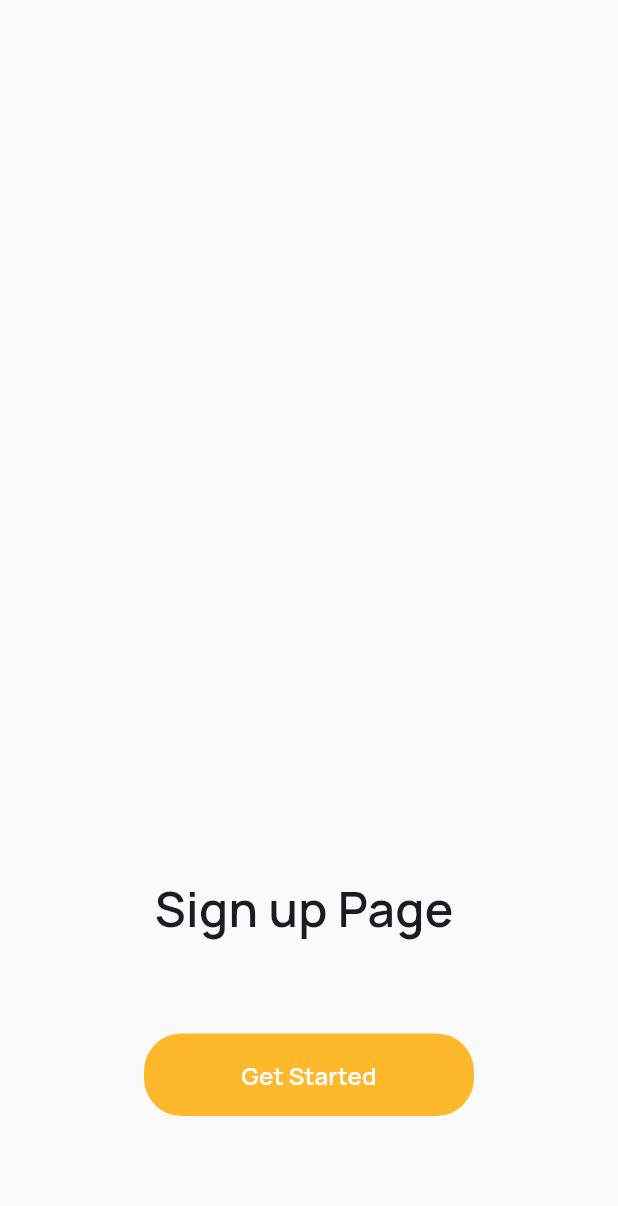
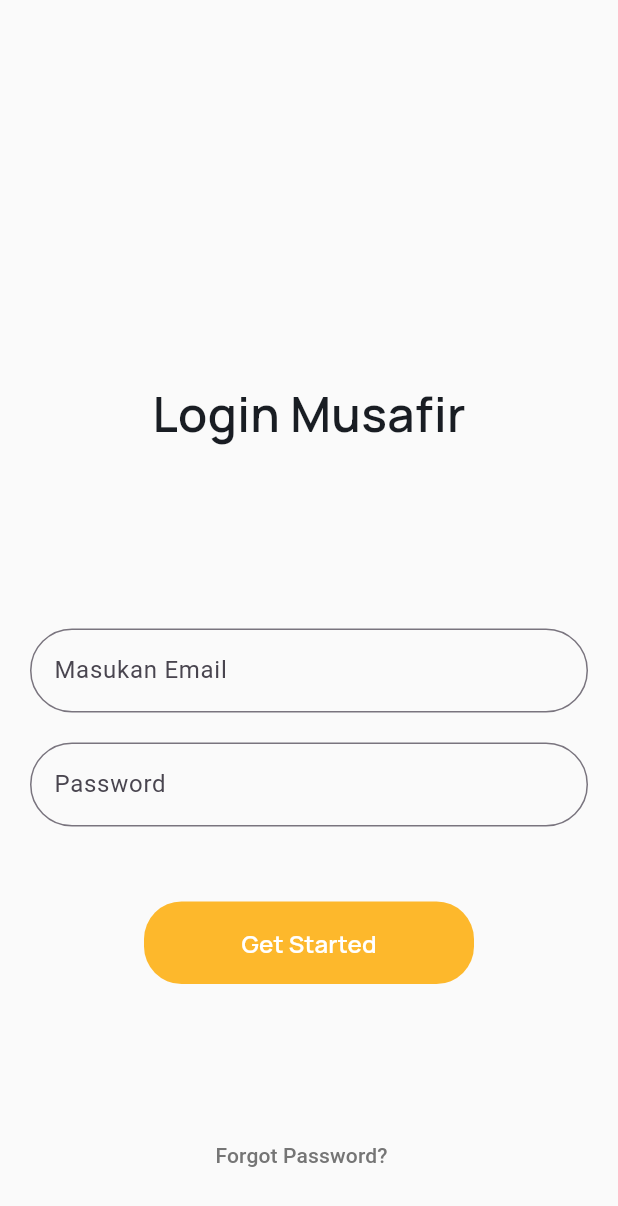
Before and after one commit to sayagaffy/musafir, a Flutter app: the screen it shows after launch, after a tap on "Sign up", on a phone screen of 412 x 824 dp. Shown: the top 1206 px of the screen. Run offline on Flutter 3.47's test engine with Material 3 defaults, Android fonts, the phone set to English and light mode, and no system bars; our stand-ins replace device_preview, google_fonts.

Commit message:
sign up changes,pubspec changes. please check

```diff
--- a/lib/main.dart
+++ b/lib/main.dart
@@ -3,9 +3,13 @@ import 'package:musafir/ui/pages/get_started_page.dart';
 import 'package:musafir/ui/pages/main_page.dart';
 import 'package:musafir/ui/pages/sign_up_page.dart';
 import 'package:musafir/ui/pages/splash_widget.dart';
+import 'package:device_preview/device_preview.dart';
 
 void main() {
-  runApp(const MainApp());
+  runApp(DevicePreview(
+    enabled: true,
+    builder: (BuildContext context) => const MainApp(),
+  ));
 }
 
 class MainApp extends StatelessWidget {
--- a/lib/ui/pages/sign_up_page.dart
+++ b/lib/ui/pages/sign_up_page.dart
@@ -16,7 +16,7 @@ class SignUpPage extends StatelessWidget {
               mainAxisAlignment: MainAxisAlignment.end,
               children: [
                 Text(
-                  'Sign up Page ',
+                  'Login Musafir',
                   style: blackTextStyle.copyWith(
                     fontSize: 32,
                     fontWeight: semiBold,
@@ -24,6 +24,32 @@ class SignUpPage extends StatelessWidget {
                 ),
                 const SizedBox(
                   height: 10,
+                ),
+                Container(
+                  padding: const EdgeInsets.fromLTRB(20, 20, 20, 70),
+                ),
+                Container(
+                  padding: const EdgeInsets.fromLTRB(20, 20, 20, 0),
+                  child: TextField(
+                    decoration: InputDecoration(
+                      border: OutlineInputBorder(
+                        borderRadius: BorderRadius.circular(90.0),
+                      ),
+                      labelText: 'Masukan Email',
+                    ),
+                  ),
+                ),
+                Container(
+                  padding: const EdgeInsets.fromLTRB(20, 20, 20, 0),
+                  child: TextField(
+                    obscureText: true,
+                    decoration: InputDecoration(
+                      border: OutlineInputBorder(
+                        borderRadius: BorderRadius.circular(90.0),
+                      ),
+                      labelText: 'Password',
+                    ),
+                  ),
                 ),
                 CustomButton(
                   title: 'Get Started',
@@ -36,6 +62,16 @@ class SignUpPage extends StatelessWidget {
                     Navigator.pushNamed(context, '/main');
                   },
                 ),
+                Container(
+                  padding: const EdgeInsets.fromLTRB(10, 10, 20, 30),
+                  child: TextButton(
+                    onPressed: () {},
+                    child: Text(
+                      'Forgot Password?',
+                      style: TextStyle(color: Colors.grey[600]),
+                    ),
+                  ),
+                ),
               ],
             ),
           ),
```
Also changed, not shown: pubspec.yaml (+6 -4 lines), pubspec.lock, 3 other files.
